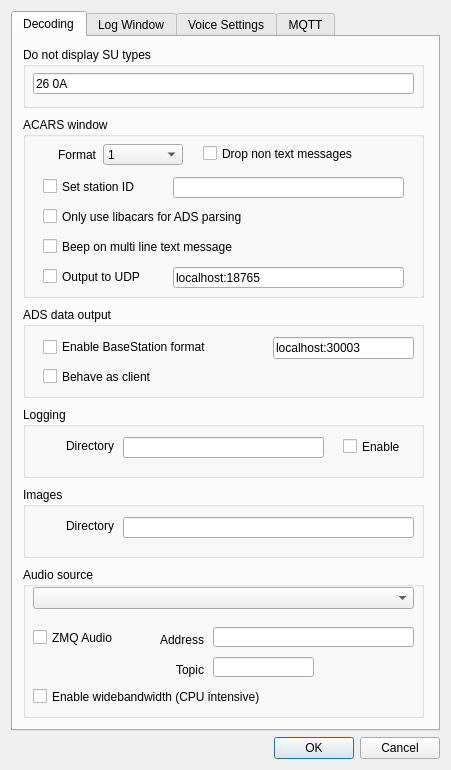
Before: the Qt Designer form JAERO/gui_classes/settingsdialog.ui in jontio/JAERO, drawn with Qt 5.
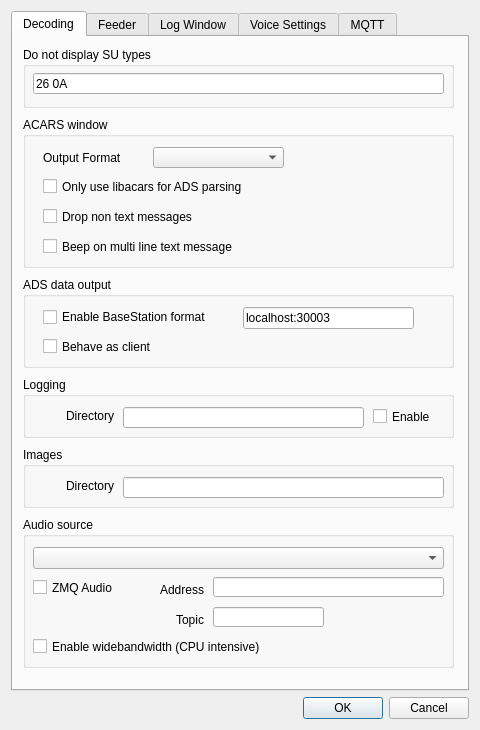
After: the same form once the commit is applied.

Commit message:
Multiple outputs (#1)
Add multiple feeder option

Patch:
```diff
--- a/JAERO/gui_classes/settingsdialog.ui
+++ b/JAERO/gui_classes/settingsdialog.ui
@@ -9,8 +9,8 @@
    <rect>
     <x>0</x>
     <y>0</y>
-    <width>451</width>
-    <height>770</height>
+    <width>480</width>
+    <height>730</height>
    </rect>
   </property>
   <property name="sizePolicy">
@@ -21,8 +21,14 @@
   </property>
   <property name="minimumSize">
    <size>
-    <width>451</width>
-    <height>720</height>
+    <width>480</width>
+    <height>730</height>
+   </size>
+  </property>
+  <property name="maximumSize">
+   <size>
+    <width>480</width>
+    <height>730</height>
    </size>
   </property>
   <property name="windowTitle">
@@ -46,7 +52,7 @@
         <rect>
          <x>10</x>
          <y>10</y>
-         <width>401</width>
+         <width>431</width>
          <height>61</height>
         </rect>
        </property>
@@ -58,7 +64,7 @@
          <rect>
           <x>10</x>
           <y>26</y>
-          <width>381</width>
+          <width>411</width>
           <height>21</height>
          </rect>
         </property>
@@ -72,8 +78,8 @@
         <rect>
          <x>10</x>
          <y>80</y>
-         <width>401</width>
-         <height>181</height>
+         <width>431</width>
+         <height>151</height>
         </rect>
        </property>
        <property name="title">
@@ -82,8 +88,8 @@
        <widget class="QCheckBox" name="checkBoxdropnontextmsgs">
         <property name="geometry">
          <rect>
-          <x>180</x>
-          <y>27</y>
+          <x>20</x>
+          <y>90</y>
           <width>201</width>
           <height>19</height>
          </rect>
@@ -92,78 +98,6 @@
          <string>Drop non text messages</string>
         </property>
        </widget>
-       <widget class="QLabel" name="label_8">
-        <property name="geometry">
-         <rect>
-          <x>25</x>
-          <y>25</y>
-          <width>48</width>
-          <height>25</height>
-         </rect>
-        </property>
-        <property name="minimumSize">
-         <size>
-          <width>0</width>
-          <height>25</height>
-         </size>
-        </property>
-        <property name="maximumSize">
-         <size>
-          <width>16777215</width>
-          <height>25</height>
-         </size>
-        </property>
-        <property name="text">
-         <string>Format</string>
-        </property>
-        <property name="alignment">
-         <set>Qt::AlignRight|Qt::AlignTrailing|Qt::AlignVCenter</set>
-        </property>
-       </widget>
-       <widget class="QComboBox" name="comboBoxDisplayformat">
-        <property name="geometry">
-         <rect>
-          <x>80</x>
-          <y>27</y>
-          <width>80</width>
-          <height>21</height>
-         </rect>
-        </property>
-        <property name="maximumSize">
-         <size>
-          <width>80</width>
-          <height>16777215</height>
-         </size>
-        </property>
-        <property name="currentIndex">
-         <number>0</number>
-        </property>
-        <item>
-         <property name="text">
-          <string>1</string>
-         </property>
-        </item>
-        <item>
-         <property name="text">
-          <string>2</string>
-         </property>
-        </item>
-        <item>
-         <property name="text">
-          <string>3</string>
-         </property>
-        </item>
-        <item>
-         <property name="text">
-          <string>JSON</string>
-         </property>
-        </item>
-        <item>
-         <property name="text">
-          <string>JSONdump</string>
-         </property>
-        </item>
-       </widget>
        <widget class="QCheckBox" name="checkBoxbeepontextmessage">
         <property name="geometry">
          <rect>
@@ -177,25 +111,22 @@
          <string>Beep on multi line text message</string>
         </property>
        </widget>
-       <widget class="QCheckBox" name="checkOutputDecodedMessageToUDPPort">
+       <widget class="QComboBox" name="comboBoxoutputfmt">
         <property name="geometry">
          <rect>
-          <x>20</x>
-          <y>150</y>
+          <x>130</x>
+          <y>30</y>
           <width>131</width>
-          <height>19</height>
+          <height>21</height>
          </rect>
         </property>
-        <property name="text">
-         <string>Output to UDP</string>
-        </property>
        </widget>
-       <widget class="QLineEdit" name="lineEditudpoutputdecodedmessagesaddress">
+       <widget class="QLabel" name="label">
         <property name="geometry">
          <rect>
-          <x>150</x>
-          <y>150</y>
-          <width>231</width>
+          <x>20</x>
+          <y>30</y>
+          <width>101</width>
           <height>21</height>
          </rect>
         </property>
@@ -205,14 +136,14 @@
 eg &quot;localhost:12345 localhost:12346&quot;</string>
         </property>
         <property name="text">
-         <string>localhost:18765</string>
+         <string>Output Format</string>
         </property>
        </widget>
        <widget class="QCheckBox" name="checkBoxonlyuselibacars">
         <property name="geometry">
          <rect>
           <x>20</x>
-          <y>90</y>
+          <y>60</y>
           <width>301</width>
           <height>19</height>
          </rect>
@@ -221,44 +152,13 @@
          <string>Only use libacars for ADS parsing</string>
         </property>
        </widget>
-       <widget class="QCheckBox" name="checkSetStationId">
-        <property name="geometry">
-         <rect>
-          <x>20</x>
-          <y>60</y>
-          <width>131</width>
-          <height>19</height>
-         </rect>
-        </property>
-        <property name="text">
-         <string>Set station ID</string>
-        </property>
-       </widget>
-       <widget class="QLineEdit" name="lineEditstationid">
-        <property name="geometry">
-         <rect>
-          <x>150</x>
-          <y>60</y>
-          <width>231</width>
-          <height>21</height>
-         </rect>
-        </property>
-        <property name="toolTip">
-         <string>you can output to multiple destinations
-by placing a space between destinations.
-eg &quot;localhost:12345 localhost:12346&quot;</string>
-        </property>
-        <property name="text">
-         <string/>
-        </property>
-       </widget>
       </widget>
       <widget class="QGroupBox" name="groupBox_5">
        <property name="geometry">
         <rect>
          <x>10</x>
-         <y>530</y>
-         <width>401</width>
+         <y>480</y>
+         <width>431</width>
          <height>151</height>
         </rect>
        </property>
@@ -269,8 +169,8 @@
         <property name="geometry">
          <rect>
           <x>10</x>
-          <y>20</y>
-          <width>381</width>
+          <y>30</y>
+          <width>411</width>
           <height>22</height>
          </rect>
         </property>
@@ -306,7 +206,7 @@
          <rect>
           <x>190</x>
           <y>60</y>
-          <width>201</width>
+          <width>231</width>
           <height>20</height>
          </rect>
         </property>
@@ -372,7 +272,7 @@
          <rect>
           <x>190</x>
           <y>90</y>
-          <width>101</width>
+          <width>111</width>
           <height>20</height>
          </rect>
         </property>
@@ -382,9 +282,9 @@
        <property name="geometry">
         <rect>
          <x>10</x>
-         <y>370</y>
-         <width>401</width>
-         <height>71</height>
+         <y>340</y>
+         <width>431</width>
+         <height>61</height>
         </rect>
        </property>
        <property name="title">
@@ -395,7 +295,7 @@
          <rect>
           <x>100</x>
           <y>30</y>
-          <width>201</width>
+          <width>241</width>
           <height>21</height>
          </rect>
         </property>
@@ -403,7 +303,7 @@
        <widget class="QCheckBox" name="checkBoxlogenable">
         <property name="geometry">
          <rect>
-          <x>320</x>
+          <x>350</x>
           <y>30</y>
           <width>71</width>
           <height>19</height>
@@ -446,9 +346,9 @@
        <property name="geometry">
         <rect>
          <x>10</x>
-         <y>450</y>
-         <width>401</width>
-         <height>71</height>
+         <y>410</y>
+         <width>431</width>
+         <height>61</height>
         </rect>
        </property>
        <property name="title">
@@ -459,7 +359,7 @@
          <rect>
           <x>100</x>
           <y>30</y>
-          <width>291</width>
+          <width>321</width>
           <height>21</height>
          </rect>
         </property>
@@ -500,8 +400,8 @@
        <property name="geometry">
         <rect>
          <x>10</x>
-         <y>270</y>
-         <width>401</width>
+         <y>240</y>
+         <width>431</width>
          <height>91</height>
         </rect>
        </property>
@@ -524,9 +424,9 @@
        <widget class="QLineEdit" name="lineEdittcpoutputadsmessagesaddress">
         <property name="geometry">
          <rect>
-          <x>250</x>
+          <x>220</x>
           <y>30</y>
-          <width>141</width>
+          <width>171</width>
           <height>22</height>
          </rect>
         </property>
@@ -549,6 +449,161 @@
        </widget>
       </widget>
      </widget>
+     <widget class="QWidget" name="feedersettings">
+      <attribute name="title">
+       <string>Feeder</string>
+      </attribute>
+      <widget class="QTableWidget" name="outputListTable">
+       <property name="geometry">
+        <rect>
+         <x>10</x>
+         <y>80</y>
+         <width>431</width>
+         <height>521</height>
+        </rect>
+       </property>
+       <property name="focusPolicy">
+        <enum>Qt::TabFocus</enum>
+       </property>
+       <property name="horizontalScrollBarPolicy">
+        <enum>Qt::ScrollBarAlwaysOff</enum>
+       </property>
+       <property name="sizeAdjustPolicy">
+        <enum>QAbstractScrollArea::AdjustToContents</enum>
+       </property>
+       <property name="editTriggers">
+        <set>QAbstractItemView::NoEditTriggers</set>
+       </property>
+       <property name="showDropIndicator" stdset="0">
+        <bool>false</bool>
+       </property>
+       <property name="dragDropOverwriteMode">
+        <bool>false</bool>
+       </property>
+       <property name="selectionMode">
+        <enum>QAbstractItemView::SingleSelection</enum>
+       </property>
+       <property name="selectionBehavior">
+        <enum>QAbstractItemView::SelectRows</enum>
+       </property>
+       <attribute name="horizontalHeaderMinimumSectionSize">
+        <number>25</number>
+       </attribute>
+       <attribute name="horizontalHeaderHighlightSections">
+        <bool>false</bool>
+       </attribute>
+       <attribute name="horizontalHeaderStretchLastSection">
+        <bool>true</bool>
+       </attribute>
+       <attribute name="verticalHeaderVisible">
+        <bool>false</bool>
+       </attribute>
+       <column>
+        <property name="text">
+         <string>Format</string>
+        </property>
+       </column>
+       <column>
+        <property name="text">
+         <string>Host</string>
+        </property>
+       </column>
+       <column>
+        <property name="text">
+         <string>Port</string>
+        </property>
+       </column>
+      </widget>
+      <widget class="QPushButton" name="newEntryButton">
+       <property name="geometry">
+        <rect>
+         <x>250</x>
+         <y>600</y>
+         <width>61</width>
+         <height>25</height>
+        </rect>
+       </property>
+       <property name="text">
+        <string>New</string>
+       </property>
+      </widget>
+      <widget class="QPushButton" name="editEntryButton">
+       <property name="enabled">
+        <bool>false</bool>
+       </property>
+       <property name="geometry">
+        <rect>
+         <x>310</x>
+         <y>600</y>
+         <width>61</width>
+         <height>25</height>
+        </rect>
+       </property>
+       <property name="text">
+        <string>Edit</string>
+       </property>
+      </widget>
+      <widget class="QPushButton" name="removeEntryButton">
+       <property name="enabled">
+        <bool>false</bool>
+       </property>
+       <property name="geometry">
+        <rect>
+         <x>370</x>
+         <y>600</y>
+         <width>71</width>
+         <height>25</height>
+        </rect>
+       </property>
+       <property name="text">
+        <string>Remove</string>
+       </property>
+      </widget>
+      <widget class="QCheckBox" name="checkBoxenablefeeding">
+       <property name="geometry">
+        <rect>
+         <x>10</x>
+         <y>10</y>
+         <width>431</width>
+         <height>23</height>
+        </rect>
+       </property>
+       <property name="text">
+        <string>Enable output feeding using UDP</string>
+       </property>
+      </widget>
+      <widget class="QCheckBox" name="checkSetStationId">
+       <property name="geometry">
+        <rect>
+         <x>10</x>
+         <y>40</y>
+         <width>131</width>
+         <height>19</height>
+        </rect>
+       </property>
+       <property name="text">
+        <string>Set station ID</string>
+       </property>
+      </widget>
+      <widget class="QLineEdit" name="lineEditstationid">
+       <property name="geometry">
+        <rect>
+         <x>130</x>
+         <y>40</y>
+         <width>291</width>
+         <height>21</height>
+        </rect>
+       </property>
+       <property name="toolTip">
+        <string>you can output to multiple destinations
+by placing a space between destinations.
+eg &quot;localhost:12345 localhost:12346&quot;</string>
+       </property>
+       <property name="text">
+        <string/>
+       </property>
+      </widget>
+     </widget>
      <widget class="QWidget" name="logwindowsettings">
       <attribute name="title">
        <string>Log Window</string>
```
Left out of the diff: 5 changed lines with no effect on the pictures. The commit also changes 8 other files.
